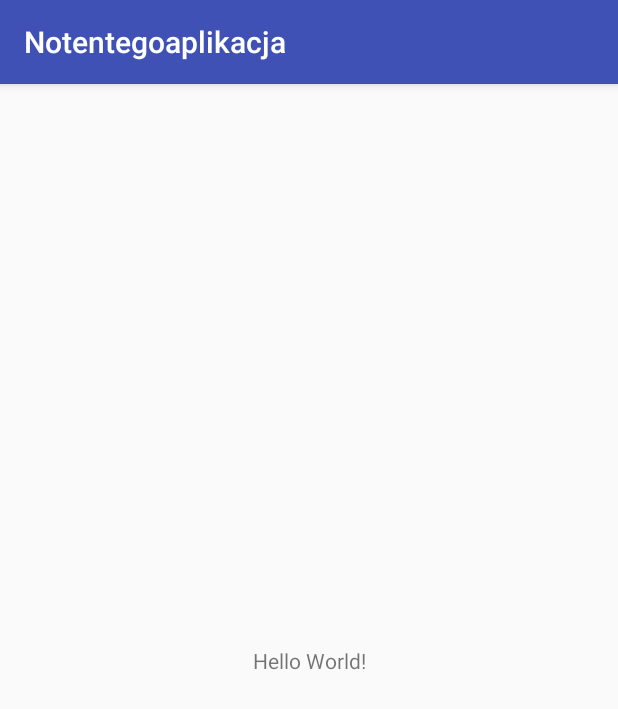
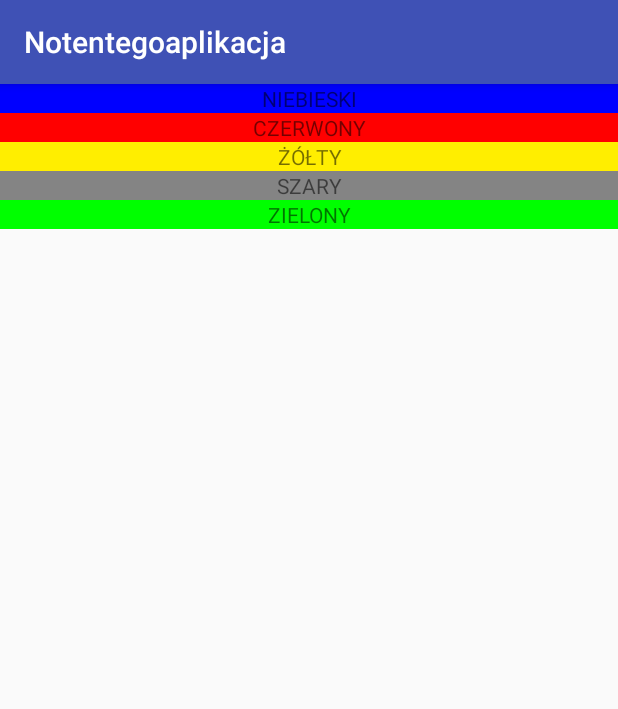
Before and after one commit to J4P1T0L3/Kurs, an Android app: the screen it shows after launch (MainActivity), on a phone screen of 412 x 824 dp. Shown: the top 709 px of the screen. Run offline under Robolectric (Android 15) with nearby library versions, the phone set to English and light mode, and no system bars.

Commit message:
layout kolorowy

```diff
--- a/Notentegoaplikacja/app/src/main/res/layout/activity_main.xml
+++ b/Notentegoaplikacja/app/src/main/res/layout/activity_main.xml
@@ -1,18 +1,47 @@
 <?xml version="1.0" encoding="utf-8"?>
-<android.support.constraint.ConstraintLayout xmlns:android="http://schemas.android.com/apk/res/android"
-    xmlns:app="http://schemas.android.com/apk/res-auto"
-    xmlns:tools="http://schemas.android.com/tools"
+<LinearLayout xmlns:android="http://schemas.android.com/apk/res/android"
     android:layout_width="match_parent"
     android:layout_height="match_parent"
-    tools:context="pl.japitole.notentegoaplikacja.MainActivity">
+    android:orientation="vertical">
 
     <TextView
-        android:layout_width="wrap_content"
+        android:id="@+id/blue"
+        android:layout_width="match_parent"
         android:layout_height="wrap_content"
-        android:text="Hello World!"
-        app:layout_constraintBottom_toBottomOf="parent"
-        app:layout_constraintLeft_toLeftOf="parent"
-        app:layout_constraintRight_toRightOf="parent"
-        app:layout_constraintTop_toTopOf="parent" />
+        android:background="@color/niebieski"
+        android:gravity="center"
+        android:text="@string/niebieski" />
 
-</android.support.constraint.ConstraintLayout>
+    <TextView
+        android:id="@+id/red"
+        android:layout_width="match_parent"
+        android:layout_height="wrap_content"
+        android:background="@color/czerwony"
+        android:gravity="center"
+        android:text="@string/czerwony" />
+
+    <TextView
+        android:id="@+id/yellow"
+        android:layout_width="match_parent"
+        android:layout_height="wrap_content"
+        android:background="@color/zolty"
+        android:gravity="center"
+        android:text="@string/zolty" />
+
+    <TextView
+        android:id="@+id/grey"
+        android:layout_width="match_parent"
+        android:layout_height="wrap_content"
+        android:background="@color/szary"
+        android:gravity="center"
+        android:text="@string/szary" />
+
+    <TextView
+        android:id="@+id/green"
+        android:layout_width="match_parent"
+        android:layout_height="wrap_content"
+        android:background="@color/zielony"
+        android:gravity="center"
+        android:text="@string/zielony" />
+
+</LinearLayout>
--- a/Notentegoaplikacja/app/src/main/res/values/colors.xml
+++ b/Notentegoaplikacja/app/src/main/res/values/colors.xml
@@ -3,4 +3,10 @@
     <color name="colorPrimary">#3F51B5</color>
     <color name="colorPrimaryDark">#303F9F</color>
     <color name="colorAccent">#FF4081</color>
+
+    <color name="niebieski">#0000FF</color>
+    <color name="czerwony">#FF0000</color>
+    <color name="zolty">#ffee00</color>
+    <color name="szary">#848484</color>
+    <color name="zielony">#00FF00</color>
 </resources>
--- a/Notentegoaplikacja/app/src/main/res/values/strings.xml
+++ b/Notentegoaplikacja/app/src/main/res/values/strings.xml
@@ -1,3 +1,9 @@
 <resources>
     <string name="app_name">Notentegoaplikacja</string>
+
+    <string name="niebieski">NIEBIESKI</string>
+    <string name="czerwony">CZERWONY</string>
+    <string name="zolty">ŻÓŁTY</string>
+    <string name="szary">SZARY</string>
+    <string name="zielony">ZIELONY</string>
 </resources>
```
